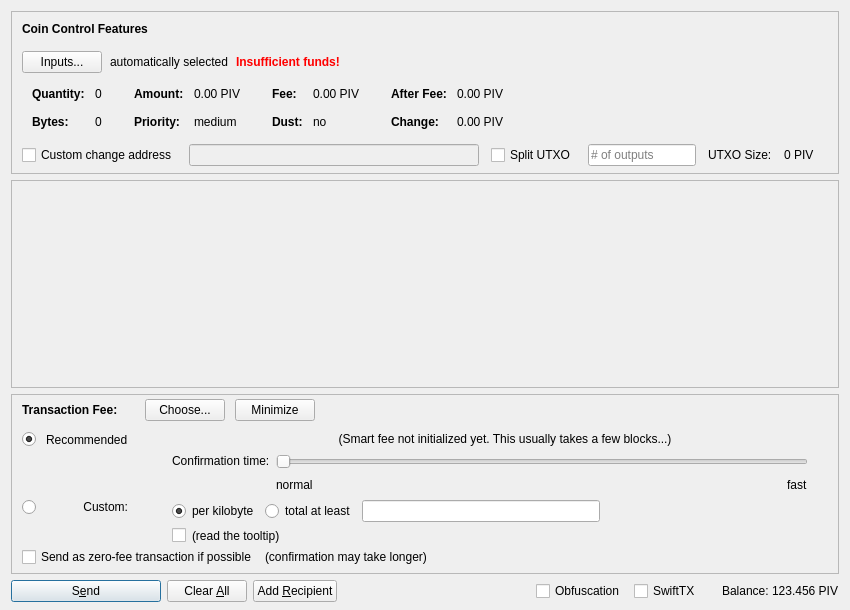
Before: the Qt Designer form src/qt/forms/sendcoinsdialog.ui in midnight-miner/LasVegasCoin, drawn with Qt 5.
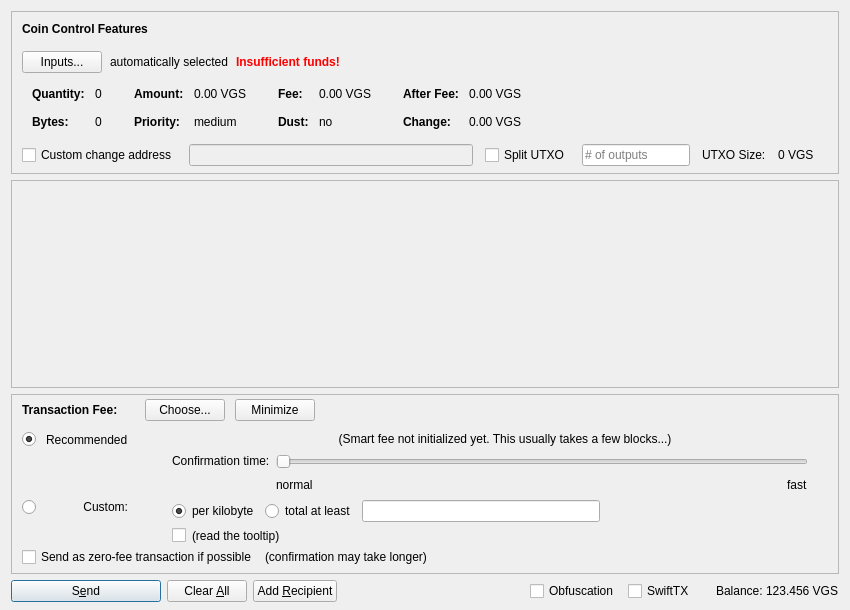
After: the same form once the commit is applied. Icons and pictures are not drawn. Custom widgets are drawn as their Qt base class.

Diff of the .ui file:
```diff
--- a/src/qt/forms/sendcoinsdialog.ui
+++ b/src/qt/forms/sendcoinsdialog.ui
@@ -324,7 +324,7 @@
                   <enum>Qt::ActionsContextMenu</enum>
                  </property>
                  <property name="text">
-                  <string notr="true">0.00 PIV</string>
+                  <string notr="true">0.00 VGS</string>
                  </property>
                  <property name="textInteractionFlags">
                   <set>Qt::LinksAccessibleByMouse|Qt::TextSelectableByKeyboard|Qt::TextSelectableByMouse</set>
@@ -404,7 +404,7 @@
                   <enum>Qt::ActionsContextMenu</enum>
                  </property>
                  <property name="text">
-                  <string notr="true">0.00 PIV</string>
+                  <string notr="true">0.00 VGS</string>
                  </property>
                  <property name="textInteractionFlags">
                   <set>Qt::LinksAccessibleByMouse|Qt::TextSelectableByKeyboard|Qt::TextSelectableByMouse</set>
@@ -484,7 +484,7 @@
                   <enum>Qt::ActionsContextMenu</enum>
                  </property>
                  <property name="text">
-                  <string notr="true">0.00 PIV</string>
+                  <string notr="true">0.00 VGS</string>
                  </property>
                  <property name="textInteractionFlags">
                   <set>Qt::LinksAccessibleByMouse|Qt::TextSelectableByKeyboard|Qt::TextSelectableByMouse</set>
@@ -513,7 +513,7 @@
                   <enum>Qt::ActionsContextMenu</enum>
                  </property>
                  <property name="text">
-                  <string notr="true">0.00 PIV</string>
+                  <string notr="true">0.00 VGS</string>
                  </property>
                  <property name="textInteractionFlags">
                   <set>Qt::LinksAccessibleByMouse|Qt::TextSelectableByKeyboard|Qt::TextSelectableByMouse</set>
@@ -594,7 +594,7 @@
           <item>
            <widget class="QLabel" name="labelBlockSize">
             <property name="text">
-             <string>0 PIV</string>
+             <string>0 VGS</string>
             </property>
            </widget>
           </item>
@@ -1435,7 +1435,7 @@
           <cursorShape>IBeamCursor</cursorShape>
          </property>
          <property name="text">
-          <string notr="true">123.456 PIV</string>
+          <string notr="true">123.456 VGS</string>
          </property>
          <property name="textInteractionFlags">
           <set>Qt::LinksAccessibleByMouse|Qt::TextSelectableByKeyboard|Qt::TextSelectableByMouse</set>
```
Left out of the diff: 4 changed lines with no effect on the pictures.
